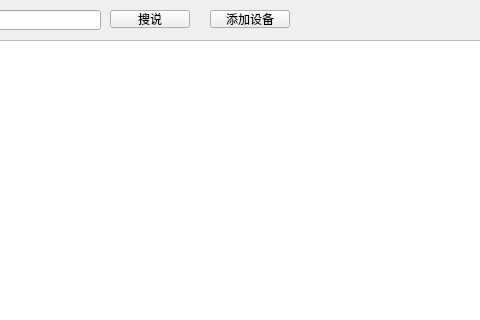
First picture: the form in devicelistdialog.ui, repository droplazy/Mvision_server, before the edit; both pictures show x 130 to 610 and y 0 to 320 of the 1078 by 638 pixel window.
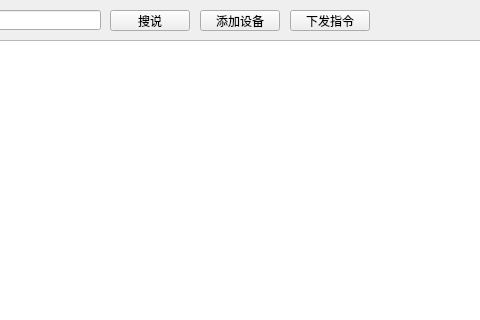
Second picture: the form after the edit.

Diff of the .ui file:
```diff
--- a/devicelistdialog.ui
+++ b/devicelistdialog.ui
@@ -55,7 +55,7 @@
      <x>240</x>
      <y>10</y>
      <width>80</width>
-     <height>18</height>
+     <height>21</height>
     </rect>
    </property>
    <property name="text">
@@ -65,16 +65,39 @@
   <widget class="QPushButton" name="button_adddev">
    <property name="geometry">
     <rect>
-     <x>340</x>
+     <x>330</x>
      <y>10</y>
      <width>80</width>
-     <height>18</height>
+     <height>21</height>
     </rect>
    </property>
    <property name="text">
     <string>添加设备</string>
    </property>
   </widget>
+  <widget class="QPushButton" name="button_adddev_2">
+   <property name="geometry">
+    <rect>
+     <x>420</x>
+     <y>10</y>
+     <width>80</width>
+     <height>21</height>
+    </rect>
+   </property>
+   <property name="text">
+    <string>下发指令</string>
+   </property>
+  </widget>
+  <widget class="QTableView" name="tableView">
+   <property name="geometry">
+    <rect>
+     <x>10</x>
+     <y>40</y>
+     <width>1061</width>
+     <height>591</height>
+    </rect>
+   </property>
+  </widget>
  </widget>
  <resources/>
  <connections>
```
Left out of the diff: 10 changed lines with no effect on the pictures.
